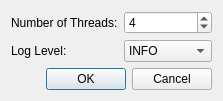
The window that gui/ui/AdvancedOptionsDialog.ui (octupole/cudaSAXS) describes before a commit, drawn with Qt 5.
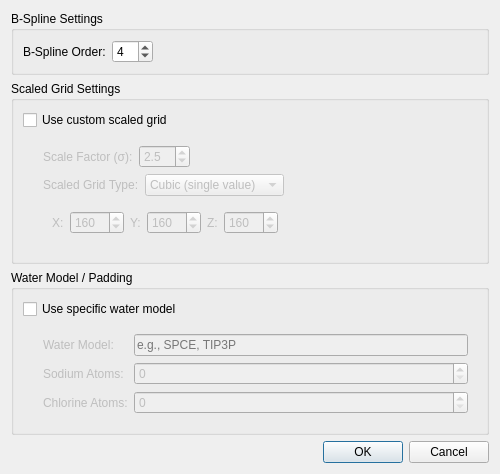
The same window after the commit. The open tabs and pages were chosen to show the change.

```diff
--- a/gui/ui/AdvancedOptionsDialog.ui
+++ b/gui/ui/AdvancedOptionsDialog.ui
@@ -2,63 +2,381 @@
 <ui version="4.0">
  <class>AdvancedOptionsDialog</class>
  <widget class="QDialog" name="AdvancedOptionsDialog">
+  <property name="geometry">
+   <rect>
+    <x>0</x>
+    <y>0</y>
+    <width>500</width>
+    <height>450</height>
+   </rect>
+  </property>
   <property name="windowTitle">
    <string>Advanced Options</string>
   </property>
-  <layout class="QFormLayout" name="formLayout">
-   <item row="0" column="0">
-    <widget class="QLabel" name="label_threads">
-     <property name="text">
-      <string>Number of Threads:</string>
+  <property name="modal">
+   <bool>true</bool>
+  </property>
+  <layout class="QVBoxLayout" name="verticalLayout">
+   <item>
+    <widget class="QGroupBox" name="bsplineGroup">
+     <property name="title">
+      <string>B-Spline Settings</string>
      </property>
+     <layout class="QHBoxLayout" name="horizontalLayout">
+      <item>
+       <widget class="QLabel" name="label">
+        <property name="text">
+         <string>B-Spline Order:</string>
+        </property>
+       </widget>
+      </item>
+      <item>
+       <widget class="QSpinBox" name="orderSpin">
+        <property name="minimum">
+         <number>1</number>
+        </property>
+        <property name="maximum">
+         <number>10</number>
+        </property>
+        <property name="value">
+         <number>4</number>
+        </property>
+       </widget>
+      </item>
+      <item>
+       <spacer name="horizontalSpacer">
+        <property name="orientation">
+         <enum>Qt::Horizontal</enum>
+        </property>
+        <property name="sizeHint" stdset="0">
+         <size>
+          <width>40</width>
+          <height>20</height>
+         </size>
+        </property>
+       </spacer>
+      </item>
+     </layout>
     </widget>
    </item>
-   <item row="0" column="1">
-    <widget class="QSpinBox" name="spinBox_threads">
-     <property name="minimum">
-      <number>1</number>
+   <item>
+    <widget class="QGroupBox" name="scaledGroup">
+     <property name="title">
+      <string>Scaled Grid Settings</string>
      </property>
-     <property name="maximum">
-      <number>64</number>
-     </property>
-     <property name="value">
-      <number>4</number>
-     </property>
+     <layout class="QVBoxLayout" name="verticalLayout_2">
+      <item>
+       <widget class="QCheckBox" name="scaledGridCheck">
+        <property name="text">
+         <string>Use custom scaled grid</string>
+        </property>
+       </widget>
+      </item>
+      <item>
+       <widget class="QWidget" name="scaledGridWidget" native="true">
+        <property name="enabled">
+         <bool>false</bool>
+        </property>
+        <layout class="QVBoxLayout" name="verticalLayout_3">
+         <property name="leftMargin">
+          <number>20</number>
+         </property>
+         <item>
+          <layout class="QHBoxLayout" name="horizontalLayout_2">
+           <item>
+            <widget class="QLabel" name="label_2">
+             <property name="text">
+              <string>Scale Factor (σ):</string>
+             </property>
+            </widget>
+           </item>
+           <item>
+            <widget class="QDoubleSpinBox" name="scaleFactorSpin">
+             <property name="decimals">
+              <number>1</number>
+             </property>
+             <property name="minimum">
+              <double>0.100000000000000</double>
+             </property>
+             <property name="maximum">
+              <double>10.000000000000000</double>
+             </property>
+             <property name="singleStep">
+              <double>0.100000000000000</double>
+             </property>
+             <property name="value">
+              <double>2.500000000000000</double>
+             </property>
+            </widget>
+           </item>
+           <item>
+            <spacer name="horizontalSpacer_2">
+             <property name="orientation">
+              <enum>Qt::Horizontal</enum>
+             </property>
+             <property name="sizeHint" stdset="0">
+              <size>
+               <width>40</width>
+               <height>20</height>
+              </size>
+             </property>
+            </spacer>
+           </item>
+          </layout>
+         </item>
+         <item>
+          <layout class="QHBoxLayout" name="horizontalLayout_3">
+           <item>
+            <widget class="QLabel" name="label_3">
+             <property name="text">
+              <string>Scaled Grid Type:</string>
+             </property>
+            </widget>
+           </item>
+           <item>
+            <widget class="QComboBox" name="scaledGridTypeCombo">
+             <item>
+              <property name="text">
+               <string>Cubic (single value)</string>
+              </property>
+             </item>
+             <item>
+              <property name="text">
+               <string>Custom (x, y, z)</string>
+              </property>
+             </item>
+            </widget>
+           </item>
+           <item>
+            <spacer name="horizontalSpacer_3">
+             <property name="orientation">
+              <enum>Qt::Horizontal</enum>
+             </property>
+             <property name="sizeHint" stdset="0">
+              <size>
+               <width>40</width>
+               <height>20</height>
+              </size>
+             </property>
+            </spacer>
+           </item>
+          </layout>
+         </item>
+         <item>
+          <widget class="QStackedWidget" name="scaledStackedWidget">
+           <property name="currentIndex">
+            <number>0</number>
+           </property>
+           <widget class="QWidget" name="singleScaledPage">
+            <layout class="QHBoxLayout" name="horizontalLayout_4">
+             <item>
+              <widget class="QLabel" name="label_4">
+               <property name="text">
+                <string>Scaled Grid Size:</string>
+               </property>
+              </widget>
+             </item>
+             <item>
+              <widget class="QSpinBox" name="scaledGridSingleSpin">
+               <property name="minimum">
+                <number>1</number>
+               </property>
+               <property name="maximum">
+                <number>2000</number>
+               </property>
+               <property name="value">
+                <number>160</number>
+               </property>
+              </widget>
+             </item>
+             <item>
+              <spacer name="horizontalSpacer_4">
+               <property name="orientation">
+                <enum>Qt::Horizontal</enum>
+               </property>
+               <property name="sizeHint" stdset="0">
+                <size>
+                 <width>40</width>
+                 <height>20</height>
+                </size>
+               </property>
+              </spacer>
+             </item>
+            </layout>
+           </widget>
+           <widget class="QWidget" name="tripleScaledPage">
+            <layout class="QHBoxLayout" name="horizontalLayout_5">
+             <item>
+              <widget class="QLabel" name="label_5">
+               <property name="text">
+                <string>X:</string>
+               </property>
+              </widget>
+             </item>
+             <item>
+              <widget class="QSpinBox" name="scaledGridXSpin">
+               <property name="minimum">
+                <number>1</number>
+               </property>
+               <property name="maximum">
+                <number>2000</number>
+               </property>
+               <property name="value">
+                <number>160</number>
+               </property>
+              </widget>
+             </item>
+             <item>
+              <widget class="QLabel" name="label_6">
+               <property name="text">
+                <string>Y:</string>
+               </property>
+              </widget>
+             </item>
+             <item>
+              <widget class="QSpinBox" name="scaledGridYSpin">
+               <property name="minimum">
+                <number>1</number>
+               </property>
+               <property name="maximum">
+                <number>2000</number>
+               </property>
+               <property name="value">
+                <number>160</number>
+               </property>
+              </widget>
+             </item>
+             <item>
+              <widget class="QLabel" name="label_7">
+               <property name="text">
+                <string>Z:</string>
+               </property>
+              </widget>
+             </item>
+             <item>
+              <widget class="QSpinBox" name="scaledGridZSpin">
+               <property name="minimum">
+                <number>1</number>
+               </property>
+               <property name="maximum">
+                <number>2000</number>
+               </property>
+               <property name="value">
+                <number>160</number>
+               </property>
+              </widget>
+             </item>
+             <item>
+              <spacer name="horizontalSpacer_5">
+               <property name="orientation">
+                <enum>Qt::Horizontal</enum>
+               </property>
+               <property name="sizeHint" stdset="0">
+                <size>
+                 <width>40</width>
+                 <height>20</height>
+                </size>
+               </property>
+              </spacer>
+             </item>
+            </layout>
+           </widget>
+          </widget>
+         </item>
+        </layout>
+       </widget>
+      </item>
+     </layout>
     </widget>
    </item>
-   <item row="1" column="0">
-    <widget class="QLabel" name="label_logLevel">
-     <property name="text">
-      <string>Log Level:</string>
+   <item>
+    <widget class="QGroupBox" name="waterGroup">
+     <property name="title">
+      <string>Water Model / Padding</string>
      </property>
+     <layout class="QVBoxLayout" name="verticalLayout_4">
+      <item>
+       <widget class="QCheckBox" name="waterModelCheck">
+        <property name="text">
+         <string>Use specific water model</string>
+        </property>
+       </widget>
+      </item>
+      <item>
+       <widget class="QWidget" name="waterModelWidget" native="true">
+        <property name="enabled">
+         <bool>false</bool>
+        </property>
+        <layout class="QGridLayout" name="gridLayout">
+         <property name="leftMargin">
+          <number>20</number>
+         </property>
+         <item row="0" column="0">
+          <widget class="QLabel" name="label_8">
+           <property name="text">
+            <string>Water Model:</string>
+           </property>
+          </widget>
+         </item>
+         <item row="0" column="1">
+          <widget class="QLineEdit" name="waterModelEdit">
+           <property name="placeholderText">
+            <string>e.g., SPCE, TIP3P</string>
+           </property>
+          </widget>
+         </item>
+         <item row="1" column="0">
+          <widget class="QLabel" name="label_9">
+           <property name="text">
+            <string>Sodium Atoms:</string>
+           </property>
+          </widget>
+         </item>
+         <item row="1" column="1">
+          <widget class="QSpinBox" name="sodiumSpin">
+           <property name="maximum">
+            <number>10000</number>
+           </property>
+          </widget>
+         </item>
+         <item row="2" column="0">
+          <widget class="QLabel" name="label_10">
+           <property name="text">
+            <string>Chlorine Atoms:</string>
+           </property>
+          </widget>
+         </item>
+         <item row="2" column="1">
+          <widget class="QSpinBox" name="chlorineSpin">
+           <property name="maximum">
+            <number>10000</number>
+           </property>
+          </widget>
+         </item>
+        </layout>
+       </widget>
+      </item>
+     </layout>
     </widget>
    </item>
-   <item row="1" column="1">
-    <widget class="QComboBox" name="comboBox_logLevel">
-     <item>
-      <property name="text">
-       <string>INFO</string>
-      </property>
-     </item>
-     <item>
-      <property name="text">
-       <string>DEBUG</string>
-      </property>
-     </item>
-     <item>
-      <property name="text">
-       <string>WARNING</string>
-      </property>
-     </item>
-     <item>
-      <property name="text">
-       <string>ERROR</string>
-      </property>
-     </item>
-    </widget>
+   <item>
+    <spacer name="verticalSpacer">
+     <property name="orientation">
+      <enum>Qt::Vertical</enum>
+     </property>
+     <property name="sizeHint" stdset="0">
+      <size>
+       <width>20</width>
+       <height>40</height>
+      </size>
+     </property>
+    </spacer>
    </item>
-   <item row="2" column="0" colspan="2">
+   <item>
     <widget class="QDialogButtonBox" name="buttonBox">
+     <property name="orientation">
+      <enum>Qt::Horizontal</enum>
+     </property>
      <property name="standardButtons">
       <set>QDialogButtonBox::Ok|QDialogButtonBox::Cancel</set>
      </property>
```
Left out of the diff: 85 changed lines with no effect on the pictures.
